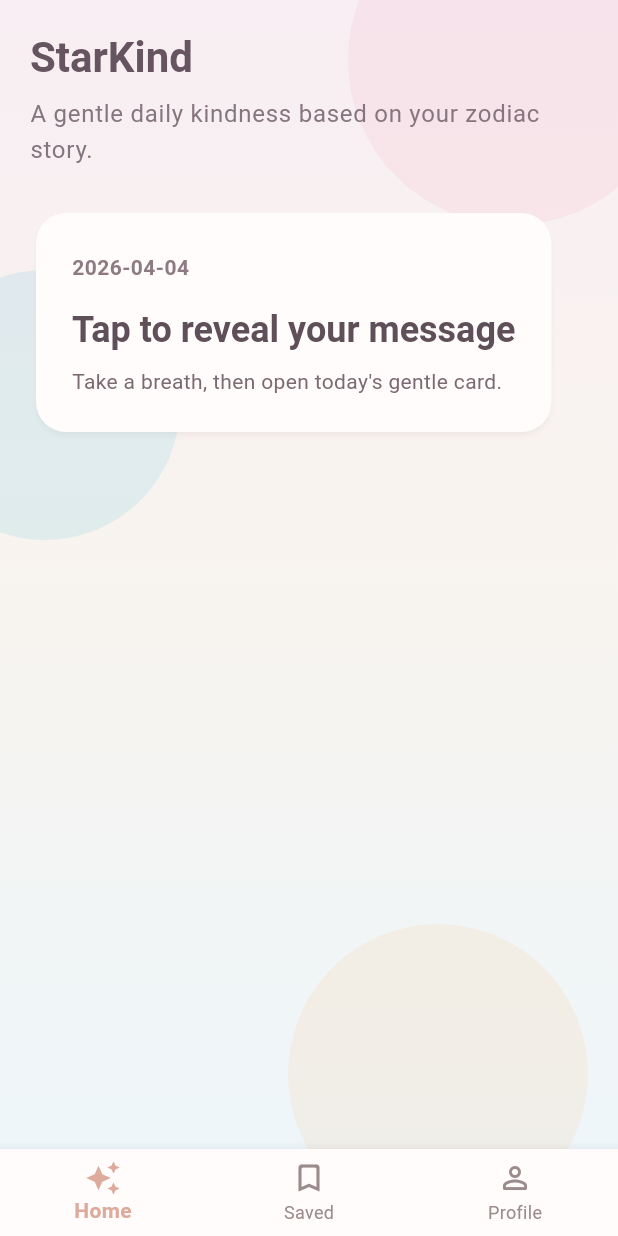
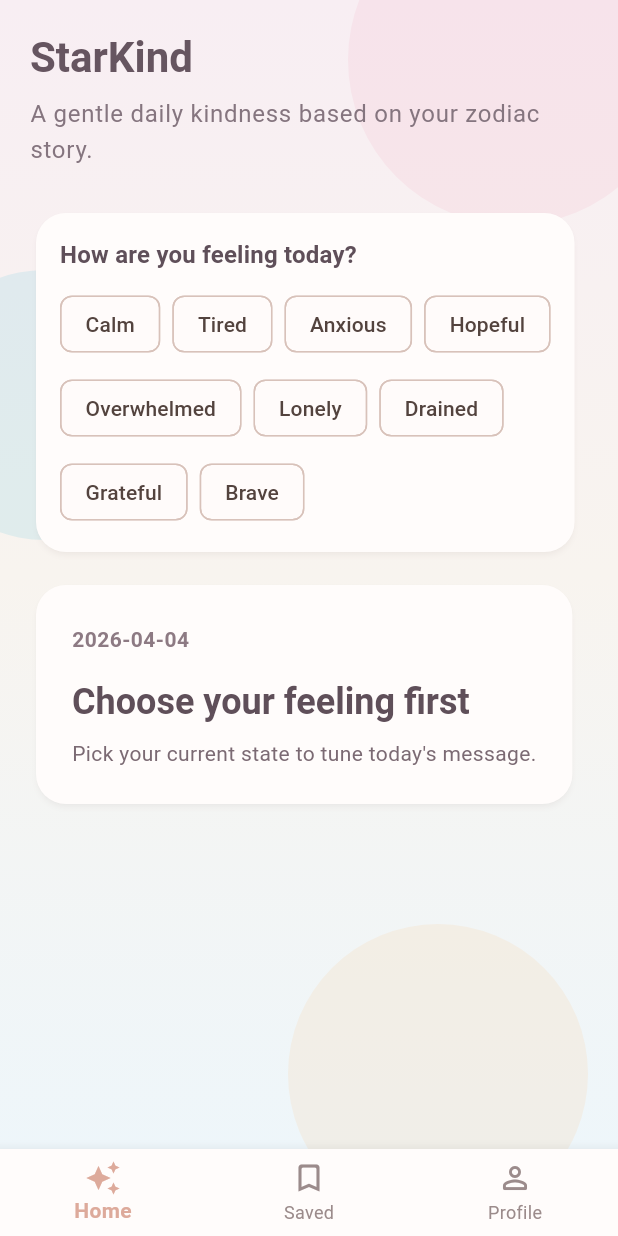
Before and after one commit to tonybjzhao/starkind_flutter, a Flutter app: the screen it shows after launch, on a phone screen of 412 x 824 dp. Run offline on Flutter 3.47's test engine with Material 3 defaults, Android fonts, the light colour scheme and no system bars; our stand-ins replace flutter_local_notifications, flutter_timezone, shared_preferences, timezone.

Commit message:
Phase 2: add daily feeling selection before reveal

```diff
--- a/lib/models/daily_reveal_record.dart
+++ b/lib/models/daily_reveal_record.dart
@@ -2,6 +2,7 @@ class DailyRevealRecord {
   const DailyRevealRecord({
     required this.dateKey,
     required this.hasRevealedToday,
+    required this.selectedStateKey,
     required this.messageId,
     required this.message,
     required this.zodiacHint,
@@ -10,6 +11,7 @@ class DailyRevealRecord {
 
   final String dateKey;
   final bool hasRevealedToday;
+  final String selectedStateKey;
   final String messageId;
   final String message;
   final String zodiacHint;
@@ -19,6 +21,7 @@ class DailyRevealRecord {
     return DailyRevealRecord(
       dateKey: dateKey,
       hasRevealedToday: false,
+      selectedStateKey: '',
       messageId: '',
       message: '',
       zodiacHint: '',
@@ -29,6 +32,7 @@ class DailyRevealRecord {
   DailyRevealRecord copyWith({
     String? dateKey,
     bool? hasRevealedToday,
+    String? selectedStateKey,
     String? messageId,
     String? message,
     String? zodiacHint,
@@ -37,6 +41,7 @@ class DailyRevealRecord {
     return DailyRevealRecord(
       dateKey: dateKey ?? this.dateKey,
       hasRevealedToday: hasRevealedToday ?? this.hasRevealedToday,
+      selectedStateKey: selectedStateKey ?? this.selectedStateKey,
       messageId: messageId ?? this.messageId,
       message: message ?? this.message,
       zodiacHint: zodiacHint ?? this.zodiacHint,
@@ -48,6 +53,7 @@ class DailyRevealRecord {
     return {
       'dateKey': dateKey,
       'hasRevealedToday': hasRevealedToday,
+      'selectedStateKey': selectedStateKey,
       'messageId': messageId,
       'message': message,
       'zodiacHint': zodiacHint,
@@ -59,6 +65,7 @@ class DailyRevealRecord {
     return DailyRevealRecord(
       dateKey: (json['dateKey'] as String?) ?? '',
       hasRevealedToday: (json['hasRevealedToday'] as bool?) ?? false,
+      selectedStateKey: (json['selectedStateKey'] as String?) ?? '',
       messageId: (json['messageId'] as String?) ?? '',
       message: (json['message'] as String?) ?? '',
       zodiacHint: (json['zodiacHint'] as String?) ?? '',
--- /dev/null
+++ b/lib/models/daily_state.dart
@@ -0,0 +1,51 @@
+enum DailyState {
+  calm,
+  tired,
+  anxious,
+  hopeful,
+  overwhelmed,
+  lonely,
+  drained,
+  grateful,
+  brave,
+}
+
+extension DailyStateX on DailyState {
+  String get label {
+    switch (this) {
+      case DailyState.calm:
+        return 'Calm';
+      case DailyState.tired:
+        return 'Tired';
+      case DailyState.anxious:
+        return 'Anxious';
+      case DailyState.hopeful:
+        return 'Hopeful';
+      case DailyState.overwhelmed:
+        return 'Overwhelmed';
+      case DailyState.lonely:
+        return 'Lonely';
+      case DailyState.drained:
+        return 'Drained';
+      case DailyState.grateful:
+        return 'Grateful';
+      case DailyState.brave:
+        return 'Brave';
+    }
+  }
+
+  String get key => name;
+
+  static DailyState? fromKey(String? value) {
+    if (value == null || value.isEmpty) {
+      return null;
+    }
+
+    for (final state in DailyState.values) {
+      if (state.name == value) {
+        return state;
+      }
+    }
+    return null;
+  }
+}
--- a/lib/screens/home_screen.dart
+++ b/lib/screens/home_screen.dart
@@ -1,5 +1,6 @@
 import 'package:flutter/material.dart';
 
+import '../models/daily_state.dart';
 import '../services/starkind_state.dart';
 import '../widgets/daily_message_card.dart';
 
@@ -11,6 +12,7 @@ class HomeScreen extends StatelessWidget {
     final state = StarKindScope.of(context);
     final card = state.currentMessage;
     final isRevealed = state.hasRevealedToday;
+    final selectedState = state.selectedDailyState;
 
     final messageText = card?.message ??
         'Set your birthday in Profile to receive your daily kindness card.';
@@ -48,6 +50,12 @@ class HomeScreen extends StatelessWidget {
                               ),
                         ),
                         const SizedBox(height: 26),
+                        _DailyStateSelector(
+                          selected: selectedState,
+                          enabled: !isRevealed,
+                          onSelected: state.selectDailyState,
+                        ),
+                        const SizedBox(height: 14),
                         AnimatedSwitcher(
                           duration: const Duration(milliseconds: 260),
                           switchInCurve: Curves.easeOut,
@@ -73,7 +81,19 @@ class HomeScreen extends StatelessWidget {
                               : _RevealPlaceholderCard(
                                   key: const ValueKey('hidden-card'),
                                   dateText: dateText,
-                                  onTap: state.revealTodayMessage,
+                                  hasSelectedState: state.canRevealToday,
+                                  selectedStateLabel: selectedState?.label,
+                                  onTap: () {
+                                    final revealed = state.revealTodayMessage();
+                                    if (!revealed) {
+                                      ScaffoldMessenger.of(context).showSnackBar(
+                                        const SnackBar(
+                                          content: Text('Select how you feel first.'),
+                                          behavior: SnackBarBehavior.floating,
+                                        ),
+                                      );
+                                    }
+                                  },
                                 ),
                         ),
                         const SizedBox(height: 20),
@@ -130,10 +150,14 @@ class _RevealPlaceholderCard extends StatelessWidget {
   const _RevealPlaceholderCard({
     super.key,
     required this.dateText,
+    required this.hasSelectedState,
+    required this.selectedStateLabel,
     required this.onTap,
   });
 
   final String dateText;
+  final bool hasSelectedState;
+  final String? selectedStateLabel;
   final VoidCallback onTap;
 
   @override
@@ -157,7 +181,9 @@ class _RevealPlaceholderCard extends StatelessWidget {
               ),
               const SizedBox(height: 16),
               Text(
-                'Tap to reveal your message',
+                hasSelectedState
+                    ? 'Tap to reveal your message'
+                    : 'Choose your feeling first',
                 style: Theme.of(context).textTheme.headlineSmall?.copyWith(
                       color: const Color(0xFF5F4F59),
                       fontWeight: FontWeight.w700,
@@ -165,13 +191,72 @@ class _RevealPlaceholderCard extends StatelessWidget {
               ),
               const SizedBox(height: 8),
               Text(
-                'Take a breath, then open today\'s gentle card.',
+                hasSelectedState
+                    ? 'Take a breath, then open today\'s gentle card.'
+                    : 'Pick your current state to tune today\'s message.',
                 style: Theme.of(context).textTheme.bodyMedium?.copyWith(
                       color: const Color(0xFF7B6A73),
                     ),
               ),
+              if (selectedStateLabel != null) ...[
+                const SizedBox(height: 12),
+                Text(
+                  'Today\'s state: $selectedStateLabel',
+                  style: Theme.of(context).textTheme.labelLarge?.copyWith(
+                        color: const Color(0xFF6F5E5E),
+                        fontWeight: FontWeight.w600,
+                      ),
+                ),
+              ],
             ],
           ),
+        ),
+      ),
+    );
+  }
+}
+
+class _DailyStateSelector extends StatelessWidget {
+  const _DailyStateSelector({
+    required this.selected,
+    required this.enabled,
+    required this.onSelected,
+  });
+
+  final DailyState? selected;
+  final bool enabled;
+  final ValueChanged<DailyState> onSelected;
+
+  @override
+  Widget build(BuildContext context) {
+    return Card(
+      child: Padding(
+        padding: const EdgeInsets.all(16),
+        child: Column(
+          crossAxisAlignment: CrossAxisAlignment.start,
+          children: [
+            Text(
+              'How are you feeling today?',
+              style: Theme.of(context).textTheme.titleMedium?.copyWith(
+                    fontWeight: FontWeight.w700,
+                    color: const Color(0xFF5F4F59),
+                  ),
+            ),
+            const SizedBox(height: 10),
+            Wrap(
+              spacing: 8,
+              runSpacing: 8,
+              children: DailyState.values
+                  .map(
+                    (mood) => ChoiceChip(
+                      label: Text(mood.label),
+                      selected: selected == mood,
+                      onSelected: enabled ? (_) => onSelected(mood) : null,
+                    ),
+                  )
+                  .toList(),
+            ),
+          ],
         ),
       ),
     );
--- a/lib/services/message_service.dart
+++ b/lib/services/message_service.dart
@@ -1,23 +1,37 @@
 import '../models/daily_message.dart';
+import '../models/daily_state.dart';
 
 class MessageService {
   DailyMessage generateDailyMessage({
     required DateTime date,
     required String zodiacSign,
     required String preferredTone,
+    DailyState selectedState = DailyState.calm,
+    int variationSeed = 0,
+    bool isPremium = false,
   }) {
     final normalizedSign = zodiacSign == 'Unknown' ? 'Starlight' : zodiacSign;
     final daySeed = date.year * 1000 + date.month * 100 + date.day;
     final toneSeed = preferredTone.codeUnits.fold(0, (sum, c) => sum + c);
     final signSeed = normalizedSign.codeUnits.fold(0, (sum, c) => sum + c);
-    final index = (daySeed + toneSeed + signSeed) % _samples.length;
-    final sample = _samples[index];
+    final stateSeed = selectedState.key.codeUnits.fold(0, (sum, c) => sum + c);
+
+    final pool = isPremium
+        ? _allSamplesByState[selectedState] ??
+            _allSamplesByState[DailyState.calm]!
+        : _freeSamplesByState[selectedState] ??
+            _freeSamplesByState[DailyState.calm]!;
+
+    final index =
+        (daySeed + toneSeed + signSeed + stateSeed + variationSeed) % pool.length;
+    final sample = pool[index];
 
     return DailyMessage(
       id: '${date.toIso8601String().split('T').first}-${normalizedSign.toLowerCase()}-$index',
       date: date,
       message: sample.message,
-      zodiacHint: '$normalizedSign hint: ${sample.zodiacHint}',
+      zodiacHint:
+          '$normalizedSign • ${selectedState.label.toLowerCase()} tone: ${sample.zodiacHint}',
       luckyColor: sample.luckyColor,
       zodiacSign: normalizedSign,
     );
@@ -36,35 +50,49 @@ class _SampleMessage {
   final String luckyColor;
 }
 
-const List<_SampleMessage> _samples = [
-  _SampleMessage(message: 'You can take this day gently and still do something brave.', zodiacHint: 'Trust the step directly in front of you.', luckyColor: 'Rose Cloud'),
-  _SampleMessage(message: 'A calm answer can turn your whole afternoon softer.', zodiacHint: 'Pause before reacting and listen to your body.', luckyColor: 'Powder Blue'),
-  _SampleMessage(message: 'You are growing even when progress feels invisible.', zodiacHint: 'Small routines become deep roots this week.', luckyColor: 'Sage Mist'),
-  _SampleMessage(message: 'Your warmth is not too much; it is your light.', zodiacHint: 'Lead with kindness and your clarity follows.', luckyColor: 'Apricot Glow'),
-  _SampleMessage(message: 'One honest conversation can clear the noise in your mind.', zodiacHint: 'Speak from the heart, not from pressure.', luckyColor: 'Moon Silver'),
-  _SampleMessage(message: 'Let today be simple and beautiful on purpose.', zodiacHint: 'Choose one meaningful task and finish it gently.', luckyColor: 'Cream Pearl'),
-  _SampleMessage(message: 'Your pace is valid. Slow does not mean behind.', zodiacHint: 'Protect your rhythm from outside urgency.', luckyColor: 'Misty Lilac'),
-  _SampleMessage(message: 'A little order today will create peace for tomorrow.', zodiacHint: 'Tidy one corner and feel your focus return.', luckyColor: 'Soft Mint'),
-  _SampleMessage(message: 'You are allowed to rest before you earn it.', zodiacHint: 'Energy renews when you stop proving.', luckyColor: 'Petal Pink'),
-  _SampleMessage(message: 'Your attention is precious. Spend it with care.', zodiacHint: 'Notice what gives you calm, and stay there.', luckyColor: 'Sea Glass'),
-  _SampleMessage(message: 'Give yourself the same kindness you give others.', zodiacHint: 'Replace one harsh thought with a softer one.', luckyColor: 'Warm Sand'),
-  _SampleMessage(message: 'A clear boundary can be an act of love.', zodiacHint: 'Choose honesty over overextending today.', luckyColor: 'Dusty Coral'),
-  _SampleMessage(message: 'You are not late. Your path is unfolding on time.', zodiacHint: 'Trust timing over comparison.', luckyColor: 'Blue Smoke'),
-  _SampleMessage(message: 'Quiet confidence grows when you keep promises to yourself.', zodiacHint: 'Complete one promise before noon.', luckyColor: 'Honey Beige'),
-  _SampleMessage(message: 'There is beauty in how steadily you keep going.', zodiacHint: 'Consistency beats intensity today.', luckyColor: 'Pale Teal'),
-  _SampleMessage(message: 'Your inner world deserves gentle care this evening.', zodiacHint: 'Protect your evening from extra noise.', luckyColor: 'Lavender Haze'),
-  _SampleMessage(message: 'The right words arrive when you slow your breath.', zodiacHint: 'Exhale before you decide.', luckyColor: 'Sky Milk'),
-  _SampleMessage(message: 'You can begin again from exactly where you are.', zodiacHint: 'Reset without self-judgment.', luckyColor: 'Vanilla Mist'),
-  _SampleMessage(message: 'A softer plan can still lead to strong results.', zodiacHint: 'Make room for flexibility.', luckyColor: 'Mauve Dust'),
-  _SampleMessage(message: 'Your kindness is a strategy, not a weakness.', zodiacHint: 'Lead with heart and clear intention.', luckyColor: 'Sunset Peach'),
-  _SampleMessage(message: 'Do less, but do it with your whole presence.', zodiacHint: 'Single-task for one focused hour.', luckyColor: 'Ocean Pearl'),
-  _SampleMessage(message: 'You are allowed to choose peace over perfection.', zodiacHint: 'Done is enough for today.', luckyColor: 'Cloud White'),
-  _SampleMessage(message: 'The way you care for yourself teaches others how to care for you.', zodiacHint: 'Set one caring boundary today.', luckyColor: 'Fern Glow'),
-  _SampleMessage(message: 'Your heart already knows the gentlest next move.', zodiacHint: 'Follow what feels steady, not loud.', luckyColor: 'Rosewater'),
-  _SampleMessage(message: 'Grace and discipline can live in the same day.', zodiacHint: 'Balance softness with one clear commitment.', luckyColor: 'Dawn Gold'),
-  _SampleMessage(message: 'Today is a good day to trust your quiet intuition.', zodiacHint: 'Notice the first calm answer inside.', luckyColor: 'Soft Indigo'),
-  _SampleMessage(message: 'Your effort matters, even when no one applauds.', zodiacHint: 'Keep going for your own growth.', luckyColor: 'River Blue'),
-  _SampleMessage(message: 'A kind morning creates a kinder timeline.', zodiacHint: 'Start with stillness before screens.', luckyColor: 'Pale Amber'),
-  _SampleMessage(message: 'You can protect your joy without apology.', zodiacHint: 'Say yes only to what nourishes you.', luckyColor: 'Orchid Mist'),
-  _SampleMessage(message: 'Let this be the day you speak to yourself as a friend.', zodiacHint: 'Compassion sharpens your strength.', luckyColor: 'Morning Peach'),
-];
+const Map<DailyState, List<_SampleMessage>> _freeSamplesByState = {
+  DailyState.calm: [
+    _SampleMessage(message: 'Let this day unfold slowly. Quiet choices can still be strong.', zodiacHint: 'Choose steadiness over urgency.', luckyColor: 'Powder Blue'),
+    _SampleMessage(message: 'A calm breath can soften everything that follows.', zodiacHint: 'Pause before the next step.', luckyColor: 'Cloud White'),
+    _SampleMessage(message: 'Your peace is productive too.', zodiacHint: 'Gentle focus is enough for today.', luckyColor: 'Sage Mist'),
+  ],
+  DailyState.tired: [
+    _SampleMessage(message: 'You are allowed to move lightly today.', zodiacHint: 'Protect your energy and keep one promise.', luckyColor: 'Warm Sand'),
+    _SampleMessage(message: 'Rest and progress can exist together.', zodiacHint: 'Small effort still counts deeply.', luckyColor: 'Lavender Haze'),
+    _SampleMessage(message: 'Soft pace, kind heart, still forward.', zodiacHint: 'Do less, but do it with presence.', luckyColor: 'Honey Beige'),
+  ],
+  DailyState.anxious: [
+    _SampleMessage(message: 'You are safe to take this moment one breath at a time.', zodiacHint: 'Name one simple next action.', luckyColor: 'Sea Glass'),
+    _SampleMessage(message: 'The wave will pass. You can stay grounded through it.', zodiacHint: 'Come back to what is true right now.', luckyColor: 'Misty Lilac'),
+    _SampleMessage(message: 'Your nervous system deserves tenderness today.', zodiacHint: 'Choose comfort before intensity.', luckyColor: 'Soft Mint'),
+  ],
+  DailyState.hopeful: [
+    _SampleMessage(message: 'Hope is already a form of momentum.', zodiacHint: 'Take the small brave step.', luckyColor: 'Sunset Peach'),
+    _SampleMessage(message: 'Something kind can begin today.', zodiacHint: 'Keep your heart open and practical.', luckyColor: 'Apricot Glow'),
+    _SampleMessage(message: 'Your future is shaped by today\'s gentle courage.', zodiacHint: 'Trust what is growing quietly.', luckyColor: 'Dawn Gold'),
+  ],
+};
+
+const Map<DailyState, List<_SampleMessage>> _allSamplesByState = {
+  ..._freeSamplesByState,
+  DailyState.overwhelmed: [
+    _SampleMessage(message: 'One small task is enough for now.', zodiacHint: 'Shrink the day to one clear anchor.', luckyColor: 'Moon Silver'),
+    _SampleMessage(message: 'You do not have to carry everything at once.', zodiacHint: 'Release one nonessential weight.', luckyColor: 'Pale Teal'),
+  ],
+  DailyState.lonely: [
+    _SampleMessage(message: 'You are still connected, even in quiet hours.', zodiacHint: 'Reach for one warm voice today.', luckyColor: 'Rosewater'),
+    _SampleMessage(message: 'Your presence matters more than you can see.', zodiacHint: 'Let yourself be received.', luckyColor: 'Morning Peach'),
+  ],
+  DailyState.drained: [
+    _SampleMessage(message: 'Refill before you pour more out.', zodiacHint: 'Protect your inner battery first.', luckyColor: 'Vanilla Mist'),
+    _SampleMessage(message: 'Low energy is not low worth.', zodiacHint: 'Honor this slower rhythm.', luckyColor: 'Blue Smoke'),
+  ],
+  DailyState.grateful: [
+    _SampleMessage(message: 'Let gratitude make today luminous.', zodiacHint: 'Notice one good thing twice.', luckyColor: 'Pale Amber'),
+    _SampleMessage(message: 'Thankfulness can be a quiet strength.', zodiacHint: 'Share one sincere appreciation.', luckyColor: 'Fern Glow'),
+  ],
+  DailyState.brave: [
+    _SampleMessage(message: 'You are ready for the honest next step.', zodiacHint: 'Courage can be soft and clear.', luckyColor: 'River Blue'),
+    _SampleMessage(message: 'Bravery today can look like calm truth.', zodiacHint: 'Stand gently in what you know.', luckyColor: 'Soft Indigo'),
+  ],
+};
```
Also changed, not shown: lib/services/starkind_state.dart (+71 -11 lines).
